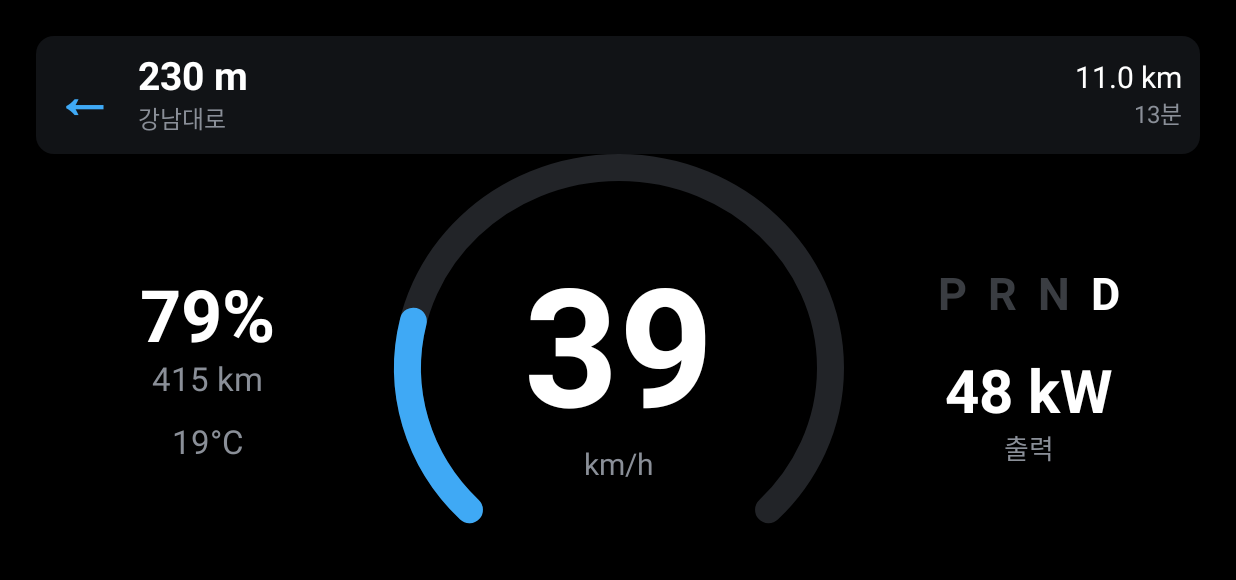
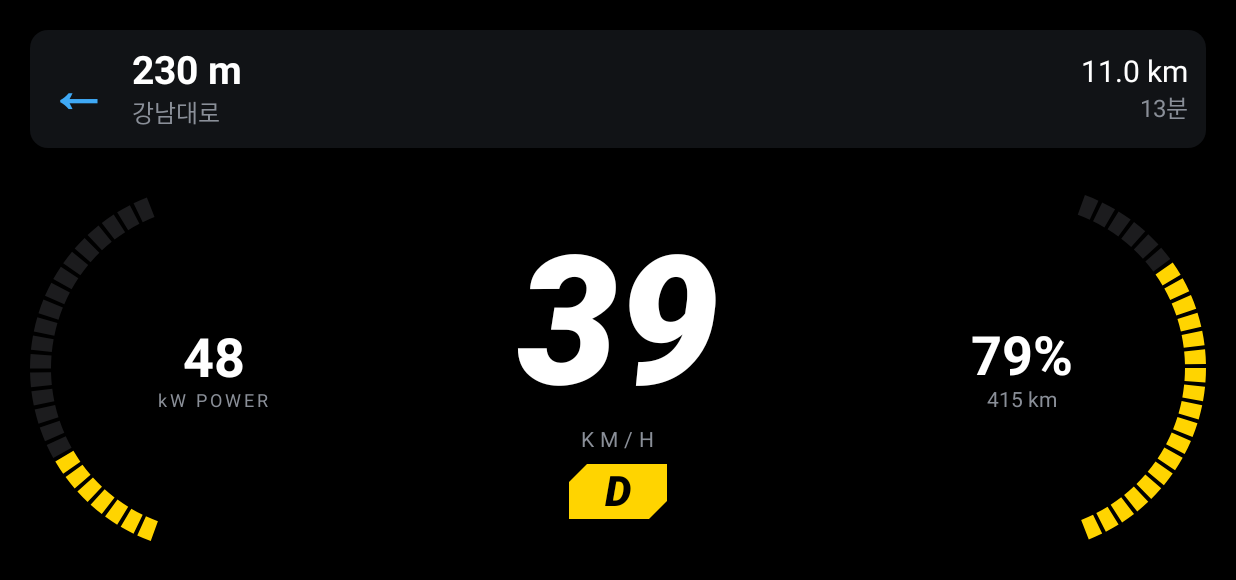
Before and after one commit to choiyoungun/emergency-process-local, an Android app built with Jetpack Compose: the screen it shows after launch (MainActivity), on a phone screen of 824 x 412 dp (held sideways). Shown: the top 580 px of the screen. Run offline under Robolectric (Android 15) with nearby library versions, the phone set to English and light mode, and no system bars.

Commit message:
Add sport dashboard layout with segmented gauges and tap-to-switch
Co-Authored-By: Claude Sonnet 5.5 <noreply@anthropic.com>
Claude-Session: https://claude.ai/code/session_01QaH3V6YR6UzCRvXWusb2EW

```diff
--- a/tesla-dash/app/src/main/java/com/example/tesladash/MainActivity.kt
+++ b/tesla-dash/app/src/main/java/com/example/tesladash/MainActivity.kt
@@ -5,7 +5,15 @@ import android.view.WindowManager
 import androidx.activity.ComponentActivity
 import androidx.activity.compose.setContent
 import androidx.activity.viewModels
+import androidx.compose.foundation.clickable
+import androidx.compose.foundation.interaction.MutableInteractionSource
+import androidx.compose.foundation.layout.Box
+import androidx.compose.foundation.layout.fillMaxSize
 import androidx.compose.runtime.LaunchedEffect
+import androidx.compose.runtime.mutableStateOf
+import androidx.compose.runtime.remember
+import androidx.compose.runtime.saveable.rememberSaveable
+import androidx.compose.ui.Modifier
 import androidx.core.view.WindowCompat
 import androidx.core.view.WindowInsetsCompat
 import androidx.core.view.WindowInsetsControllerCompat
@@ -14,6 +22,7 @@ import kotlinx.coroutines.delay
 import com.example.tesladash.ui.CameraBeeper
 import com.example.tesladash.ui.DashScreen
 import com.example.tesladash.ui.DashViewModel
+import com.example.tesladash.ui.SportScreen
 
 class MainActivity : ComponentActivity() {
     private val vm: DashViewModel by viewModels()
@@ -39,7 +48,14 @@ class MainActivity : ComponentActivity() {
                     delay(1_000)
                 }
             }
-            DashScreen(state, nav)
+            val sport = rememberSaveable { mutableStateOf(true) }
+            Box(
+                Modifier.fillMaxSize().clickable(
+                    interactionSource = remember { MutableInteractionSource() }, indication = null,
+                ) { sport.value = !sport.value },
+            ) {
+                if (sport.value) SportScreen(state, nav) else DashScreen(state, nav)
+            }
         }
     }
 
--- a/tesla-dash/app/src/main/java/com/example/tesladash/ui/DashScreen.kt
+++ b/tesla-dash/app/src/main/java/com/example/tesladash/ui/DashScreen.kt
@@ -60,7 +60,7 @@ fun DashScreen(s: VehicleState, nav: NavState?) {
 }
 
 @Composable
-private fun NavBanner(n: NavState) {
+internal fun NavBanner(n: NavState) {
     Row(
         Modifier.fillMaxWidth().background(Color(0xFF111316), RoundedCornerShape(12.dp)).padding(12.dp),
         verticalAlignment = Alignment.CenterVertically,
@@ -103,7 +103,7 @@ private fun GearRow(current: Gear) {
 }
 
 @Composable
-private fun CameraBar(c: CameraAlert, speedKmh: Int) {
+internal fun CameraBar(c: CameraAlert, speedKmh: Int) {
     val over = speedKmh > c.limitKmh
     Row(
         Modifier.fillMaxWidth().padding(top = 8.dp)
--- /dev/null
+++ b/tesla-dash/app/src/main/java/com/example/tesladash/ui/SportScreen.kt
@@ -0,0 +1,97 @@
+package com.example.tesladash.ui
+
+import androidx.compose.foundation.Canvas
+import androidx.compose.foundation.background
+import androidx.compose.foundation.layout.*
+import androidx.compose.foundation.shape.CutCornerShape
+import androidx.compose.material3.Text
+import androidx.compose.runtime.Composable
+import androidx.compose.ui.Alignment
+import androidx.compose.ui.Modifier
+import androidx.compose.ui.geometry.Offset
+import androidx.compose.ui.geometry.Size
+import androidx.compose.ui.graphics.Color
+import androidx.compose.ui.graphics.drawscope.Stroke
+import androidx.compose.ui.text.font.FontStyle
+import androidx.compose.ui.text.font.FontWeight
+import androidx.compose.ui.unit.dp
+import androidx.compose.ui.unit.sp
+import com.example.tesladash.data.NavState
+import com.example.tesladash.data.VehicleState
+import kotlin.math.roundToInt
+
+private val Gold = Color(0xFFFFD400)
+private val Red = Color(0xFFFF2A1A)
+private val Green = Color(0xFF4CD964)
+private val Off = Color(0xFF1C1C1E)
+private val Grey = Color(0xFF8A8F98)
+
+private const val SEGMENTS = 24
+private const val SWEEP = 140f
+
+/** 스포츠 레이아웃: 왼쪽 출력(kW) 게이지, 가운데 큰 속도, 오른쪽 배터리 게이지. */
+@Composable
+fun SportScreen(s: VehicleState, nav: NavState?) {
+    val over = nav?.camera != null && s.speedKmh > nav.camera.limitKmh
+    Column(Modifier.fillMaxSize().background(Color.Black).padding(20.dp)) {
+        if (nav != null) NavBanner(nav)
+        nav?.camera?.let { CameraBar(it, s.speedKmh) }
+        Row(Modifier.weight(1f).fillMaxWidth(), verticalAlignment = Alignment.CenterVertically) {
+            SegGauge(Modifier.weight(1f), startAngle = 110f, litAt = { i -> powerColor(i, s.powerKw) }) {
+                Text("${s.powerKw.roundToInt()}", color = Color.White, fontSize = 36.sp, fontWeight = FontWeight.Bold)
+                Text("kW POWER", color = Grey, fontSize = 12.sp, letterSpacing = 2.sp)
+            }
+            Column(Modifier.weight(1.2f), horizontalAlignment = Alignment.CenterHorizontally) {
+                Text(
+                    "${s.speedKmh}", color = if (over) Red else Color.White,
+                    fontSize = 120.sp, fontWeight = FontWeight.Black, fontStyle = FontStyle.Italic,
+                )
+                Text("KM/H", color = Grey, fontSize = 14.sp, letterSpacing = 4.sp)
+                Spacer(Modifier.height(8.dp))
+                Box(
+                    Modifier.background(Gold, CutCornerShape(topStart = 12.dp, bottomEnd = 12.dp))
+                        .padding(horizontal = 24.dp, vertical = 2.dp),
+                ) {
+                    Text(s.gear.name, color = Color.Black, fontSize = 28.sp, fontWeight = FontWeight.Black, fontStyle = FontStyle.Italic)
+                }
+            }
+            SegGauge(Modifier.weight(1f), startAngle = 290f, litAt = { i -> batteryColor(i, s.batteryPercent) }) {
+                Text("${s.batteryPercent}%", color = Color.White, fontSize = 36.sp, fontWeight = FontWeight.Bold)
+                Text("${s.rangeKm} km", color = Grey, fontSize = 14.sp)
+            }
+        }
+    }
+}
+
+private fun powerColor(i: Int, kw: Float): Color? = when {
+    kw < 0 -> if (i < ((-kw / 60f * 6).toInt()).coerceAtLeast(1)) Green else null
+    i < (kw / 150f * SEGMENTS).toInt() -> if (i >= SEGMENTS * 3 / 4) Red else Gold
+    else -> null
+}
+
+/** 위쪽(i=0)부터 그려지므로 아래쪽부터 채워지도록 뒤에서 센다. */
+private fun batteryColor(i: Int, percent: Int): Color? =
+    if (i >= SEGMENTS - (percent / 100f * SEGMENTS).toInt()) (if (percent <= 20) Red else Gold) else null
+
+@Composable
+private fun SegGauge(
+    modifier: Modifier,
+    startAngle: Float,
+    litAt: (Int) -> Color?,
+    content: @Composable ColumnScope.() -> Unit,
+) {
+    Box(modifier.aspectRatio(1f), contentAlignment = Alignment.Center) {
+        Canvas(Modifier.fillMaxSize()) {
+            val w = 14.dp.toPx()
+            val d = size.minDimension - w
+            val step = SWEEP / SEGMENTS
+            for (i in 0 until SEGMENTS) {
+                drawArc(
+                    litAt(i) ?: Off, startAngle + i * step, step * 0.78f, false,
+                    Offset(w / 2, w / 2), Size(d, d), style = Stroke(w),
+                )
+            }
+        }
+        Column(horizontalAlignment = Alignment.CenterHorizontally, content = content)
+    }
+}
```
